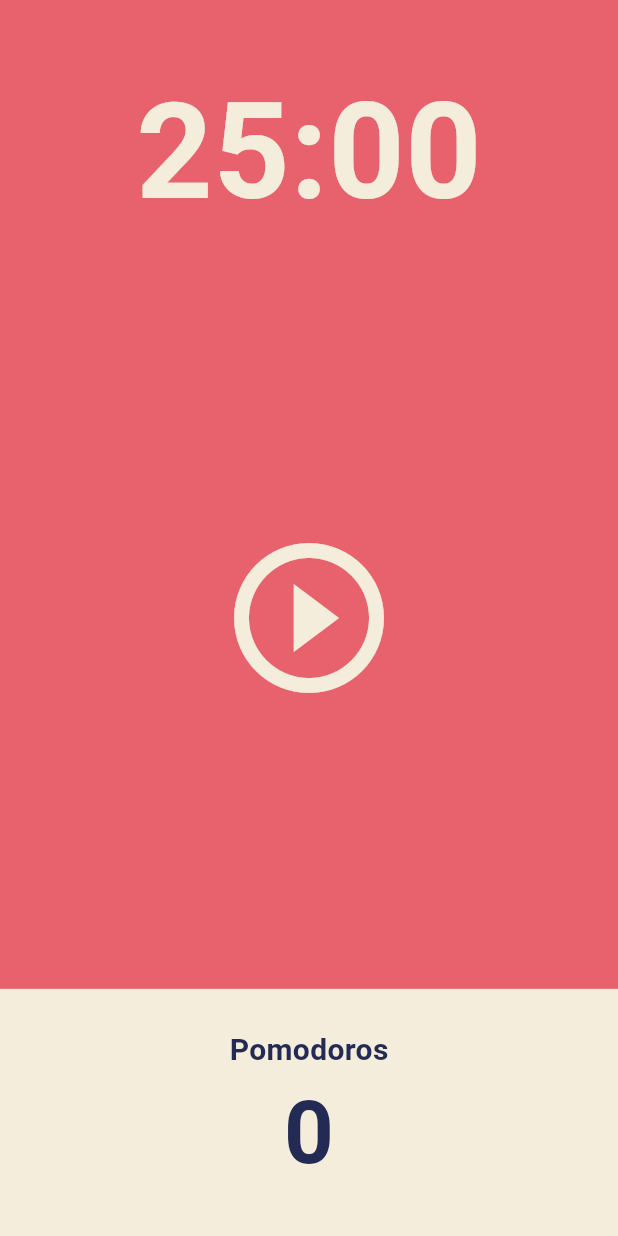
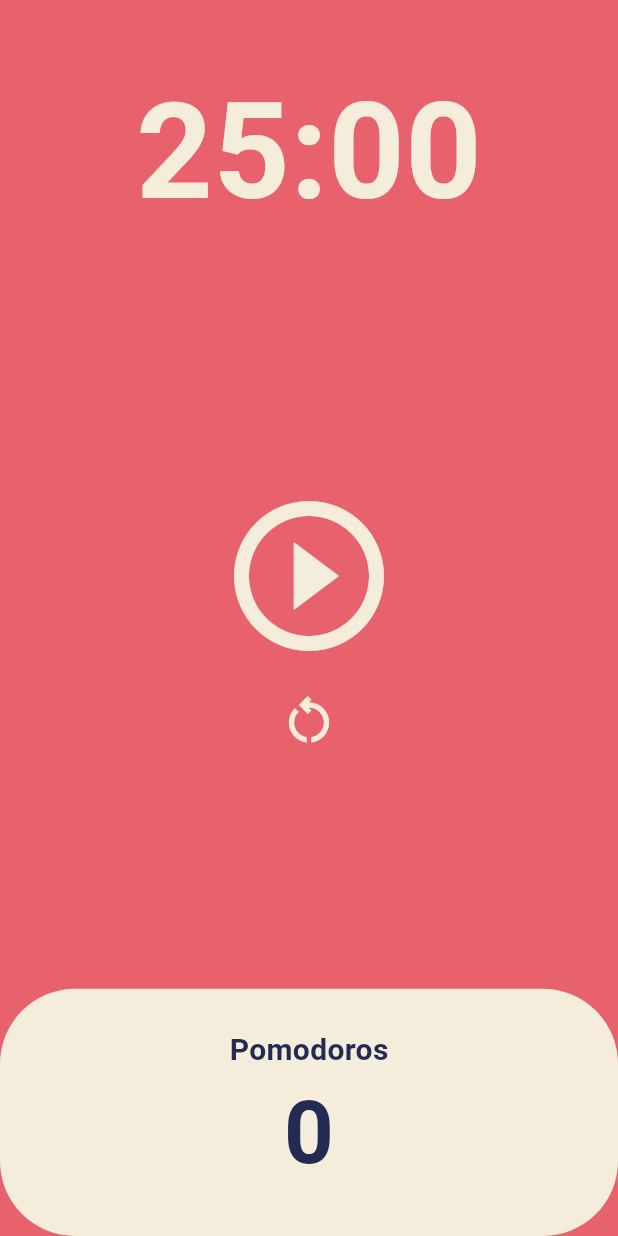
Before and after one commit to simajune/toonflix_flutter, a Flutter app: the screen it shows after launch, on a phone screen of 412 x 824 dp. Run offline on Flutter 3.47's test engine with Material 3 defaults, Android fonts, the phone set to English and light mode, and no system bars.

Commit message:
5.4 강의 완료

```diff
--- a/pomodoro_app/lib/screens/home_screen.dart
+++ b/pomodoro_app/lib/screens/home_screen.dart
@@ -1,3 +1,5 @@
+import 'dart:async';
+
 import 'package:flutter/material.dart';
 
 class HomeScreen extends StatefulWidget {
@@ -8,6 +10,58 @@
 }
 
 class _HomeScreenState extends State<HomeScreen> {
+  static const twentyFiveMinutes = 1500;
+  int totalSeconds = twentyFiveMinutes;
+  bool isRunning = false;
+  int totalPomodoros = 0;
+
+  late Timer timer;
+
+  void onTick(Timer timer) {
+    if (totalSeconds == 0) {
+      setState(() {
+        totalPomodoros++;
+        isRunning = false;
+        totalSeconds = twentyFiveMinutes;
+      });
+      timer.cancel();
+    } else {
+      setState(() {
+        totalSeconds = totalSeconds - 1;
+      });
+    }
+  }
+
+  void onStartPressed() {
+    isRunning = true;
+    timer = Timer.periodic(
+      const Duration(
+        seconds: 1,
+      ),
+      onTick,
+    );
+  }
+
+  void onPausePressed() {
+    timer.cancel();
+    setState(() {
+      isRunning = false;
+    });
+  }
+
+  void onResetPressed() {
+    setState(() {
+      isRunning = false;
+      totalSeconds = twentyFiveMinutes;
+    });
+    timer.cancel();
+  }
+
+  String format(int seconds) {
+    var duration = Duration(seconds: seconds);
+    return duration.toString().split('.').first.substring(2, 7);
+  }
+
   @override
   Widget build(BuildContext context) {
     return Scaffold(
@@ -19,7 +73,7 @@
             child: Container(
               alignment: Alignment.bottomCenter,
               child: Text(
-                '25:00',
+                format(totalSeconds),
                 style: TextStyle(
                     color: Theme.of(context).cardColor,
                     fontSize: 89,
@@ -29,13 +83,24 @@
           ),
           Flexible(
             flex: 3,
-            child: Center(
-              child: IconButton(
-                iconSize: 120,
-                color: Theme.of(context).cardColor,
-                onPressed: () {},
-                icon: Icon(Icons.play_circle_outline),
-              ),
+            child: Column(
+              mainAxisAlignment: MainAxisAlignment.center,
+              children: [
+                IconButton(
+                  iconSize: 120,
+                  color: Theme.of(context).cardColor,
+                  onPressed: isRunning ? onPausePressed : onStartPressed,
+                  icon: Icon(isRunning
+                      ? Icons.pause_circle_outline
+                      : Icons.play_circle_outline),
+                ),
+                IconButton(
+                  iconSize: 40,
+                  color: Theme.of(context).cardColor,
+                  onPressed: onResetPressed,
+                  icon: const Icon(Icons.restart_alt_outlined),
+                ),
+              ],
             ),
           ),
           Flexible(
@@ -44,8 +109,9 @@
               children: [
                 Expanded(
                   child: Container(
-                    decoration:
-                        BoxDecoration(color: Theme.of(context).cardColor),
+                    decoration: BoxDecoration(
+                        color: Theme.of(context).cardColor,
+                        borderRadius: BorderRadius.circular(50)),
                     child: Column(
                       mainAxisAlignment: MainAxisAlignment.center,
                       children: [
@@ -59,7 +125,7 @@
                           ),
                         ),
                         Text(
-                          '0',
+                          '$totalPomodoros',
                           style: TextStyle(
                             fontSize: 58,
                             color:
```
